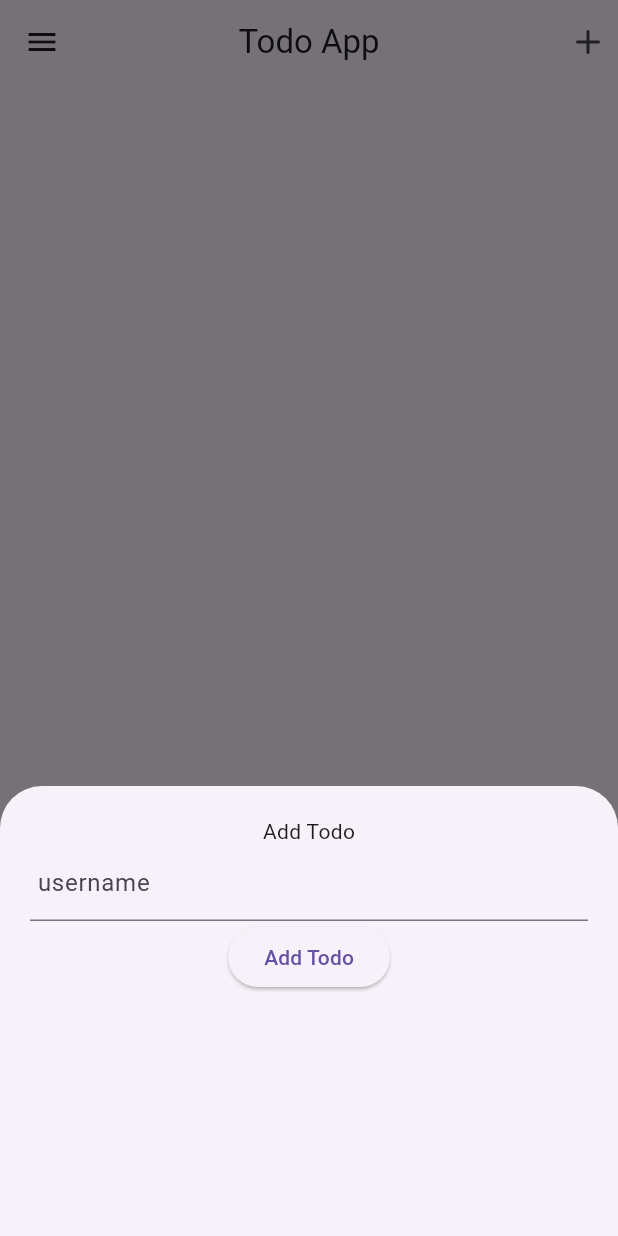
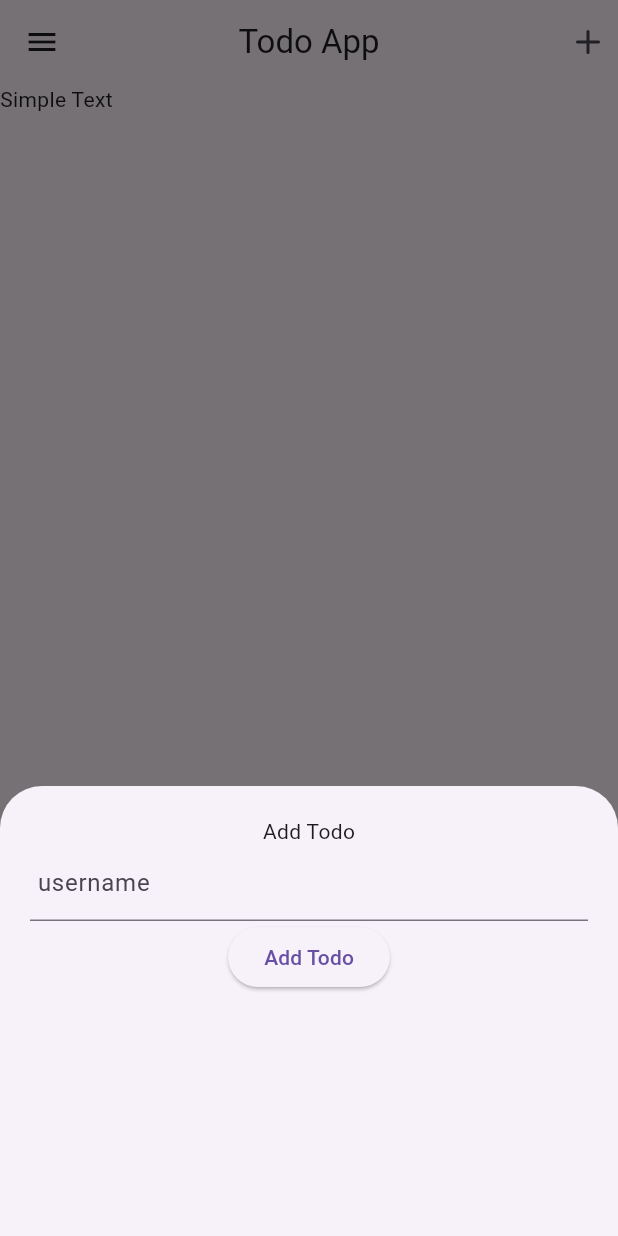
Before and after one commit to Yasitha-Bhanuka/Todo-App-Using-Flutter, a Flutter app: the screen it shows after launch, after a tap on an icon or button, on a phone screen of 412 x 824 dp. Run offline on Flutter 3.47's test engine with Material 3 defaults, Android fonts, the phone set to English and light mode, and no system bars; our stand-ins replace flutter_feather_icons.

Commit message:
Using padding: MediaQuery.of(context).viewInsets make the visible showModalBottomSheet after keyboard is comming to appear. So create the dynamically change the text in main screen child and parent communication using props.

```diff
--- a/lib/add_todo.dart
+++ b/lib/add_todo.dart
@@ -1,7 +1,9 @@
 import 'package:flutter/material.dart';
 
 class AddTodo extends StatefulWidget {
-  const AddTodo({super.key});
+  final void Function({required String todoText}) changeText;
+
+  const AddTodo({super.key, required this.changeText});
 
   @override
   State<AddTodo> createState() => _AddTodoState();
@@ -23,7 +25,7 @@ class _AddTodoState extends State<AddTodo> {
         ),
         ElevatedButton(
             onPressed: () {
-              print(todoText.text);
+              widget.changeText(todoText: todoText.text);
               todoText.text = "";
             },
             child: const Text('Add Todo'))
--- a/lib/main_screen.dart
+++ b/lib/main_screen.dart
@@ -10,6 +10,14 @@ class Mainscreen extends StatefulWidget {
 }
 
 class _MainscreenState extends State<Mainscreen> {
+  String text = "Simple Text";
+
+  void changeText({required String todoText}) {
+    setState(() {
+      text = todoText;
+    });
+  }
+
   @override
   Widget build(BuildContext context) {
     return Scaffold(
@@ -24,10 +32,13 @@ class _MainscreenState extends State<Mainscreen> {
               showModalBottomSheet(
                   context: context,
                   builder: (context) {
-                    return Container(
-                      padding: EdgeInsets.all(20),
-                      height: 300,
-                      child: const AddTodo(),
+                    return Padding(
+                      padding: MediaQuery.of(context).viewInsets,
+                      child: Container(
+                        padding: const EdgeInsets.all(20),
+                        height: 300,
+                        child: AddTodo(changeText: changeText),
+                      ),
                     );
                   });
             },
@@ -52,7 +63,9 @@ class _MainscreenState extends State<Mainscreen> {
           ),
         ],
       ),
-      body: Container(),
+      body: Container(
+        child: Text(text),
+      ),
     );
   }
 }
```
